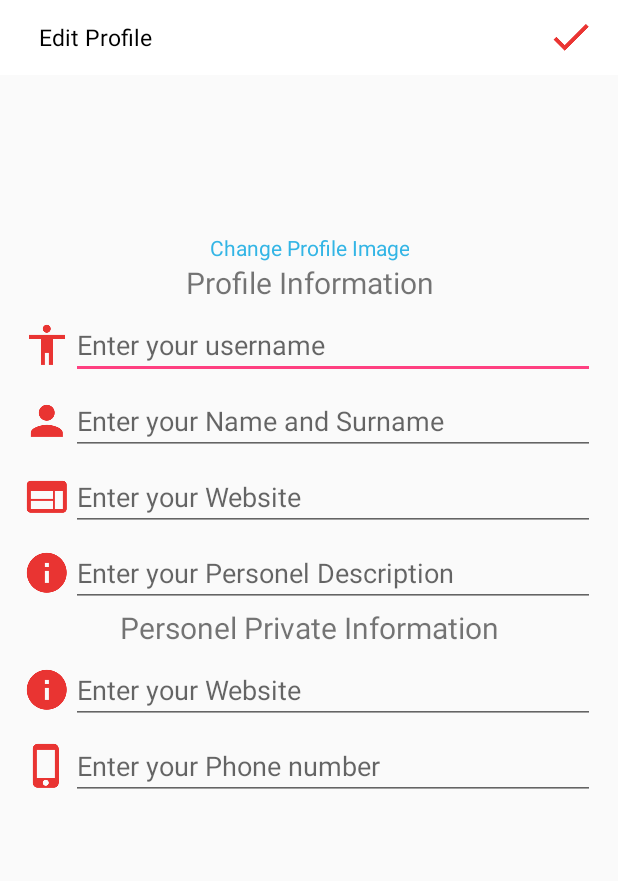
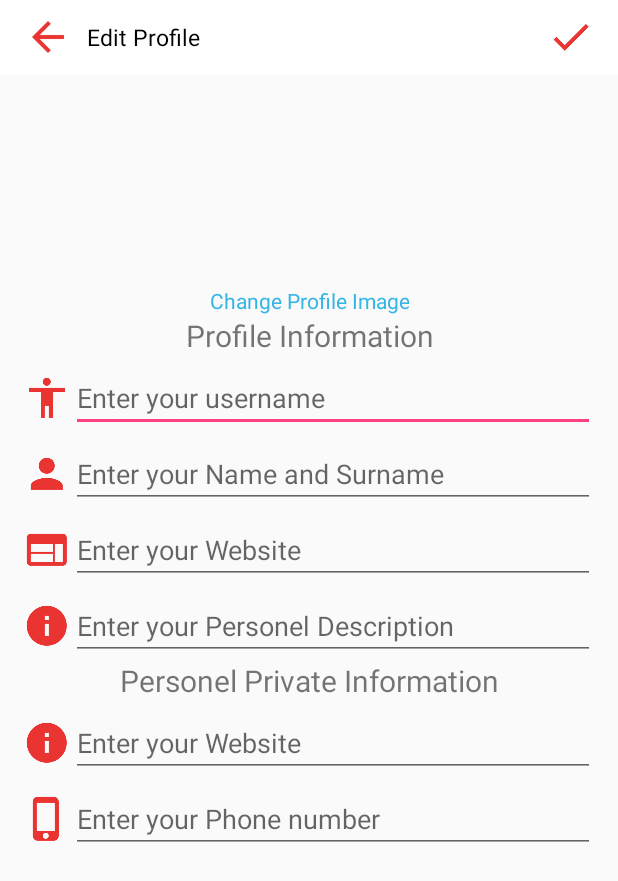
Before and after one commit to AlluMounika/UnigramProject, an Android app: the fragment EditProfileFragment shown on its own in the app's theme, on a phone screen of 412 x 824 dp. Shown: the top 881 px of the screen. Run offline under Robolectric (Android 15) with nearby library versions, the phone set to English and light mode, and no system bars; our stand-ins replace ButterKnife, CircleImageView.

Commit message:
commit changes

```diff
--- a/app/src/main/java/com/germiyanoglu/android/unigramproject/settings/EditProfileFragment.java
+++ b/app/src/main/java/com/germiyanoglu/android/unigramproject/settings/EditProfileFragment.java
@@ -1,14 +1,19 @@
 package com.germiyanoglu.android.unigramproject.settings;
 
+import android.content.Intent;
 import android.os.Bundle;
 import android.support.annotation.Nullable;
 import android.support.v4.app.Fragment;
 import android.util.Log;
 import android.view.LayoutInflater;
+import android.view.Menu;
+import android.view.MenuItem;
 import android.view.View;
 import android.view.ViewGroup;
+import android.widget.ImageView;
 
 import com.germiyanoglu.android.unigramproject.R;
+import com.germiyanoglu.android.unigramproject.bottomnavigationbar.BottomNavigationBarAnimation;
 import com.germiyanoglu.android.unigramproject.utils.AsyncTaskLoadImage;
 
 import butterknife.BindView;
@@ -23,6 +28,10 @@ public class EditProfileFragment extends Fragment {
     @BindView(R.id.edit_profile_information_section_profile_image)
     CircleImageView circleImageView;
 
+    @BindView(R.id.edit_profile_top_bar_back_arrow)
+    ImageView profileImage;
+
+
     //   TODO 107 )  Inflate fragment_edit_profile.xml
     @Override
     public View onCreateView(LayoutInflater inflater, @Nullable ViewGroup container, Bundle savedInstanceState){
@@ -34,6 +43,15 @@ public class EditProfileFragment extends Fragment {
         // TODO 111 ) Calling setCircleImageView
         setCircleImageView();
 
+        //  TODO 116 ) Gettting Back Settings Activity
+        profileImage.setOnClickListener(new View.OnClickListener() {
+            @Override
+            public void onClick(View v) {
+                Log.d(TAG,"backArrowImageView onClick is pressing");
+                startActivity(new Intent(getActivity(),SettingsActivity.class));
+            }
+        });
+
         return view;
     }
 
@@ -44,4 +62,11 @@ public class EditProfileFragment extends Fragment {
         new AsyncTaskLoadImage(circleImageView).execute(imgUrl);
     }
 
+    /*  TOD 116 ) Gettting Back Settings Activity
+    public void getBackSettings(View view){
+        Log.d(TAG,"backArrowImageView onClick is pressing");
+        getActivity();
+    }*/
+
+
 }
--- a/app/src/main/res/layout/edit_profile_top_bar.xml
+++ b/app/src/main/res/layout/edit_profile_top_bar.xml
@@ -21,6 +21,15 @@
                 android:layout_width="match_parent"
                 android:layout_height="match_parent">
 
+                <ImageView
+                    android:id="@+id/edit_profile_top_bar_back_arrow"
+                    android:layout_width="wrap_content"
+                    android:layout_height="wrap_content"
+                    android:layout_alignParentLeft="true"
+                    android:src="@drawable/ic_back_arrow"
+                    />
+
+
                 <TextView
                     android:id="@+id/edit_profile_top_bar_textview"
                     android:layout_width="wrap_content"
@@ -30,6 +39,7 @@
                     android:textSize="15sp"
                     android:textColor="@android:color/black"
                     android:layout_marginLeft="10dp"
+                    android:layout_toRightOf="@+id/edit_profile_top_bar_back_arrow"
                     />
 
                 <ImageView
--- a/app/src/main/res/layout/fragment_edit_profile.xml
+++ b/app/src/main/res/layout/fragment_edit_profile.xml
@@ -26,7 +26,8 @@
         <RelativeLayout
             android:id="@+id/edit_profile_information"
             android:layout_width="match_parent"
-            android:layout_height="wrap_content">
+            android:layout_height="wrap_content"
+            android:layout_marginTop="35dp">
 
             <include layout="@layout/edit_profile_infomation"/>
 
--- a/app/src/main/res/layout/profile_information_section.xml
+++ b/app/src/main/res/layout/profile_information_section.xml
@@ -47,6 +47,7 @@
                         android:layout_centerHorizontal="true"
                         app:civ_border_color="#FF000000"
                         app:civ_border_width="1dp"
+                        android:layout_marginTop="8dp"
                         />
 
                 </RelativeLayout>
```
Also changed, not shown: app/src/main/java/com/germiyanoglu/android/unigramproject/bottomnavigationbaractivity/ProfileActivity.java (+23 -2 lines), app/src/main/java/com/germiyanoglu/android/unigramproject/settings/SettingsActivity.java (+26 -1 lines), app/src/main/java/com/germiyanoglu/android/unigramproject/utils/PostAdapter.java (added, +82 -0 lines), app/src/main/res/layout/layout_postgridview.xml (added, +22 -0 lines), app/src/main/res/layout/top_profile_information_section.xml (+11 -11 lines), app/src/main/res/drawable-hdpi/ic_back_arrow.png (added), app/src/main/res/drawable-mdpi/ic_back_arrow.png (added), app/src/main/res/drawable-xhdpi/ic_back_arrow.png (added), app/src/main/res/drawable-xxhdpi/ic_back_arrow.png (added).
